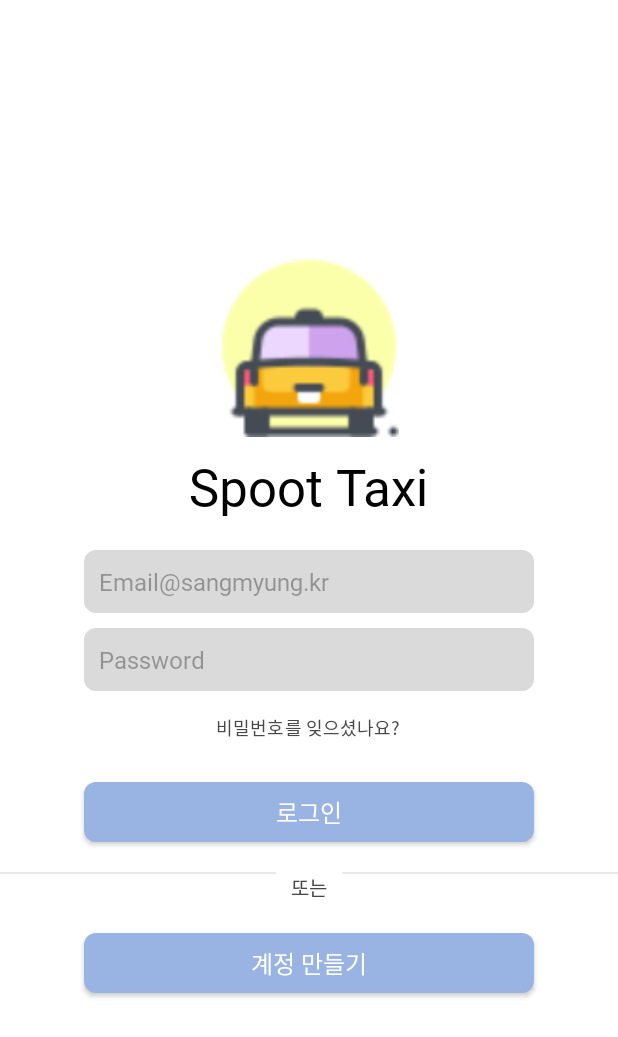
After one commit to Libienz/Spoot-Taxi-FrontEnd, an Android app: the LoginActivity screen opened directly, with no data from a screen before it, on a phone screen of 412 x 824 dp. The commit adds this screen. Shown: the top 1037 px of the screen. Run offline under Robolectric (Android 15) with nearby library versions, the phone set to English and light mode, and no system bars.

Commit message:
Feat: Login Activity Skeleton

```diff
--- a/app/src/main/AndroidManifest.xml
+++ b/app/src/main/AndroidManifest.xml
@@ -12,7 +12,9 @@
         android:supportsRtl="true"
         android:theme="@style/Theme.SpootTaxiFront"
         tools:targetApi="31">
-
+        <activity
+            android:name=".LoginActivity"
+            android:exported="false" />
         <!-- SplashActivity를 시작 액티비티로 설정합니다. -->
         <activity
             android:name=".SplashActivity"
@@ -23,12 +25,10 @@
                 <category android:name="android.intent.category.LAUNCHER" />
             </intent-filter>
         </activity>
+        <activity android:name=".MainActivity">
 
-        <activity
-            android:name=".MainActivity">
             <!-- 메인 액티비티에 대한 설정 등을 추가할 수 있습니다. -->
         </activity>
-
     </application>
 
 </manifest>
--- /dev/null
+++ b/app/src/main/java/com/example/spoot_taxi_front/LoginActivity.java
@@ -0,0 +1,61 @@
+package com.example.spoot_taxi_front;
+
+import androidx.appcompat.app.AppCompatActivity;
+
+import android.os.Bundle;
+
+import android.os.Bundle;
+import android.view.View;
+import android.widget.Button;
+import android.widget.EditText;
+import android.widget.Toast;
+
+import androidx.appcompat.app.AppCompatActivity;
+
+public class LoginActivity extends AppCompatActivity {
+
+    private EditText enterID;
+    private EditText enterPW;
+    private Button loginButton;
+    private Button registerButton;
+    private Button lostPWButton;
+
+    @Override
+    protected void onCreate(Bundle savedInstanceState) {
+        super.onCreate(savedInstanceState);
+        setContentView(R.layout.activity_login);
+
+        enterID = findViewById(R.id.enter_ID);
+        enterPW = findViewById(R.id.enter_PW);
+        loginButton = findViewById(R.id.login);
+        registerButton = findViewById(R.id.register);
+        lostPWButton = findViewById(R.id.lost_pw);
+
+        loginButton.setOnClickListener(new View.OnClickListener() {
+            @Override
+            public void onClick(View v) {
+                String email = enterID.getText().toString();
+                String password = enterPW.getText().toString();
+                // 로그인 기능 구현
+                // api 요청 부분
+                Toast.makeText(LoginActivity.this, "로그인 버튼이 클릭되었습니다.", Toast.LENGTH_SHORT).show();
+            }
+        });
+
+        registerButton.setOnClickListener(new View.OnClickListener() {
+            @Override
+            public void onClick(View v) {
+                // 회원 가입 화면으로 이동 코드 부분
+                Toast.makeText(LoginActivity.this, "계정 만들기 버튼이 클릭되었습니다.", Toast.LENGTH_SHORT).show();
+            }
+        });
+
+        lostPWButton.setOnClickListener(new View.OnClickListener() {
+            @Override
+            public void onClick(View v) {
+                // 비밀번호 찾기 화면으로 이동 코드 부분
+                Toast.makeText(LoginActivity.this, "비밀번호를 잊으셨나요? 버튼이 클릭되었습니다.", Toast.LENGTH_SHORT).show();
+            }
+        });
+    }
+}
--- /dev/null
+++ b/app/src/main/res/drawable/button.xml
@@ -0,0 +1,6 @@
+<?xml version="1.0" encoding="utf-8"?>
+<shape xmlns:android="http://schemas.android.com/apk/res/android">
+    <solid android:color="@color/buttonColor"/>
+    <corners android:radius="8dp"/>
+
+</shape>
--- /dev/null
+++ b/app/src/main/res/drawable/edit.xml
@@ -0,0 +1,6 @@
+<?xml version="1.0" encoding="utf-8"?>
+<shape xmlns:android="http://schemas.android.com/apk/res/android">
+    <solid android:color="#DADADA"/>
+    <corners android:radius="8dp"/>
+
+</shape>
--- /dev/null
+++ b/app/src/main/res/layout/activity_login.xml
@@ -0,0 +1,107 @@
+<?xml version="1.0" encoding="utf-8"?>
+<LinearLayout xmlns:tools="http://schemas.android.com/tools"
+    xmlns:android="http://schemas.android.com/apk/res/android"
+    xmlns:app="http://schemas.android.com/apk/res-auto"
+    android:layout_width="match_parent"
+    android:layout_height="match_parent"
+    android:gravity="center"
+    android:orientation="vertical"
+    android:background="#FFFFFF">
+
+    <ImageView
+        android:layout_width="200dp"
+        android:layout_height="120dp"
+        android:layout_marginTop="10dp"
+        android:src="@drawable/logo" />
+
+    <TextView
+        android:fontFamily="@font/bmjua_ttf"
+        android:layout_width="wrap_content"
+        android:layout_height="wrap_content"
+        android:text="Spoot Taxi"
+        android:textColor="#000000"
+        android:textSize="34sp"
+        android:layout_marginTop="10dp" />
+
+    <EditText
+        android:fontFamily="@font/bmjua_ttf"
+        android:id="@+id/enter_ID"
+        android:layout_width="300dp"
+        android:layout_height="wrap_content"
+        android:layout_marginTop="20dp"
+        android:background="@drawable/edit"
+        android:hint="Email@sangmyung.kr"
+        android:inputType="textEmailAddress"
+        android:padding="10dp"
+        android:textSize="16sp" />
+
+    <EditText
+        android:fontFamily="@font/bmjua_ttf"
+        android:id="@+id/enter_PW"
+        android:layout_width="300dp"
+        android:layout_height="wrap_content"
+        android:layout_marginTop="10dp"
+        android:background="@drawable/edit"
+        android:hint="Password"
+        android:inputType="textPassword"
+        android:padding="10dp"
+        android:textSize="16sp" />
+
+    <Button
+        android:fontFamily="@font/bmjua_ttf"
+        android:id="@+id/lost_pw"
+        android:layout_width="wrap_content"
+        android:layout_height="35dp"
+        android:layout_marginTop="5dp"
+        android:background="@android:color/transparent"
+        android:text="비밀번호를 잊으셨나요?"
+        android:textColor="#474747"
+        android:textSize="12sp" />
+
+    <android.widget.Button
+        android:fontFamily="@font/bmjua_ttf"
+        android:background="@drawable/button"
+        android:id="@+id/login"
+        android:layout_width="300dp"
+        android:layout_height="40dp"
+        android:layout_marginTop="20dp"
+        android:text="로그인"
+        android:textColor="#FFFFFF"
+        android:textSize="16sp" />
+
+    <FrameLayout
+        android:layout_width="match_parent"
+        android:layout_height="wrap_content"
+        android:layout_marginTop="20dp"
+        android:layout_marginBottom="20dp">
+
+        <View
+            android:layout_width="match_parent"
+            android:layout_height="1dp"
+            android:background="#E8E8E8" />
+
+        <TextView
+            android:fontFamily="@font/bmjua_ttf"
+            android:layout_width="wrap_content"
+            android:layout_height="wrap_content"
+            android:layout_gravity="center"
+            android:background="#FFFFFF"
+            android:paddingStart="10dp"
+            android:paddingEnd="10dp"
+            android:text="또는"
+            android:textColor="#474747"
+            android:textSize="13sp" />
+
+    </FrameLayout>
+
+    <android.widget.Button
+        android:fontFamily="@font/bmjua_ttf"
+        android:background="@drawable/button"
+        android:id="@+id/register"
+        android:layout_width="300dp"
+        android:layout_height="40dp"
+        android:text="계정 만들기"
+        android:textColor="#FFFFFF"
+        android:textSize="16sp" />
+
+</LinearLayout>
--- a/app/src/main/res/values/colors.xml
+++ b/app/src/main/res/values/colors.xml
@@ -1,5 +1,14 @@
 <?xml version="1.0" encoding="utf-8"?>
 <resources>
+    <color name="purple_200">#FFBB86FC</color>
+    <color name="purple_500">#FF6200EE</color>
+    <color name="purple_700">#FF3700B3</color>
+    <color name="teal_200">#FF03DAC5</color>
+    <color name="teal_700">#FF018786</color>
     <color name="black">#FF000000</color>
     <color name="white">#FFFFFFFF</color>
+    <color name="inputColor">#DADADA</color>
+    <color name="buttonColor">#99B4E3</color>
+    <color name="mainColor">#FF8BB2</color>
+
 </resources>
```
Also changed, not shown: app/src/main/res/drawable/logo.png (added).
